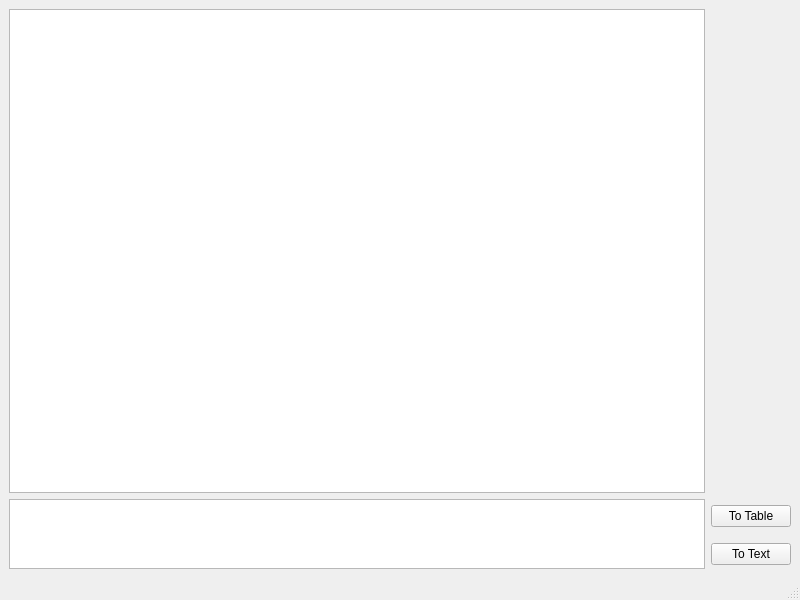
cybernop/graph-tool, file src/adjacencyConverter/AdjacencyConverter.ui: the form before one commit.
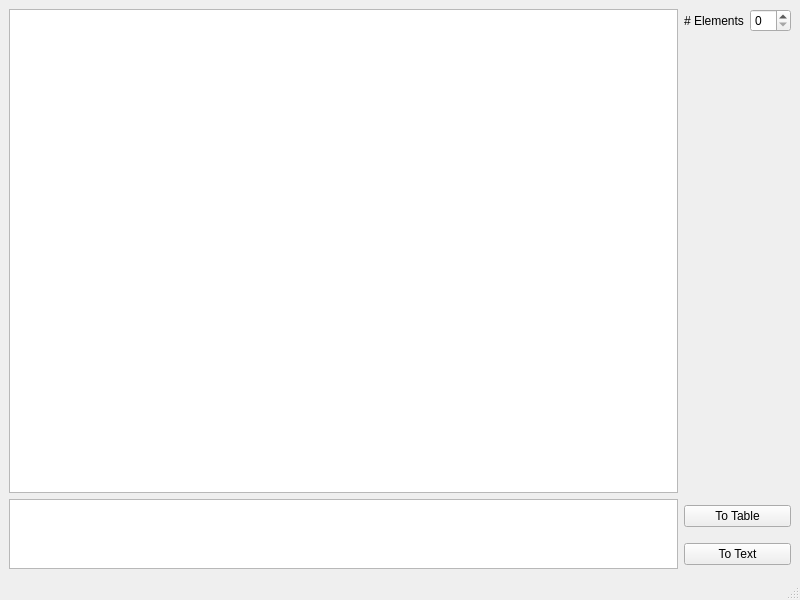
The form after the commit.

```diff
--- a/src/adjacencyConverter/AdjacencyConverter.ui
+++ b/src/adjacencyConverter/AdjacencyConverter.ui
@@ -44,6 +44,20 @@
     <item row="2" column="0" rowspan="2">
      <widget class="QPlainTextEdit" name="plainTextEdit"/>
     </item>
+    <item row="0" column="1">
+     <layout class="QFormLayout" name="formLayout">
+      <item row="0" column="0">
+       <widget class="QLabel" name="label">
+        <property name="text">
+         <string># Elements</string>
+        </property>
+       </widget>
+      </item>
+      <item row="0" column="1">
+       <widget class="QSpinBox" name="spinBoxNumberElements"/>
+      </item>
+     </layout>
+    </item>
    </layout>
   </widget>
   <widget class="QMenuBar" name="menubar">
```
